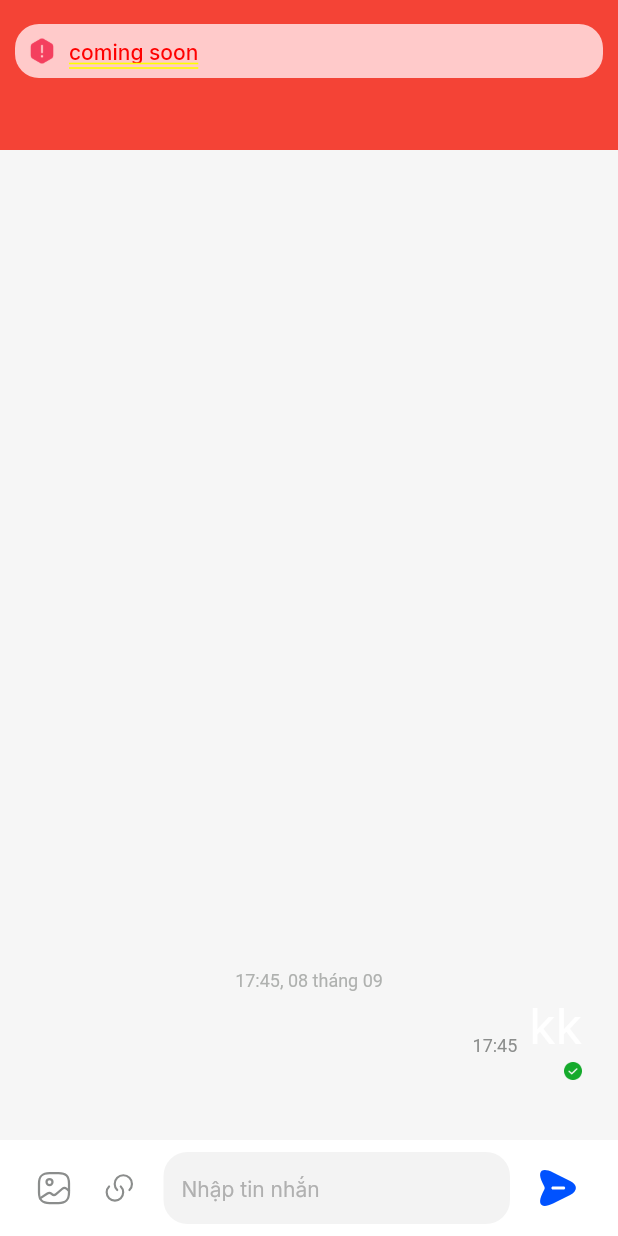
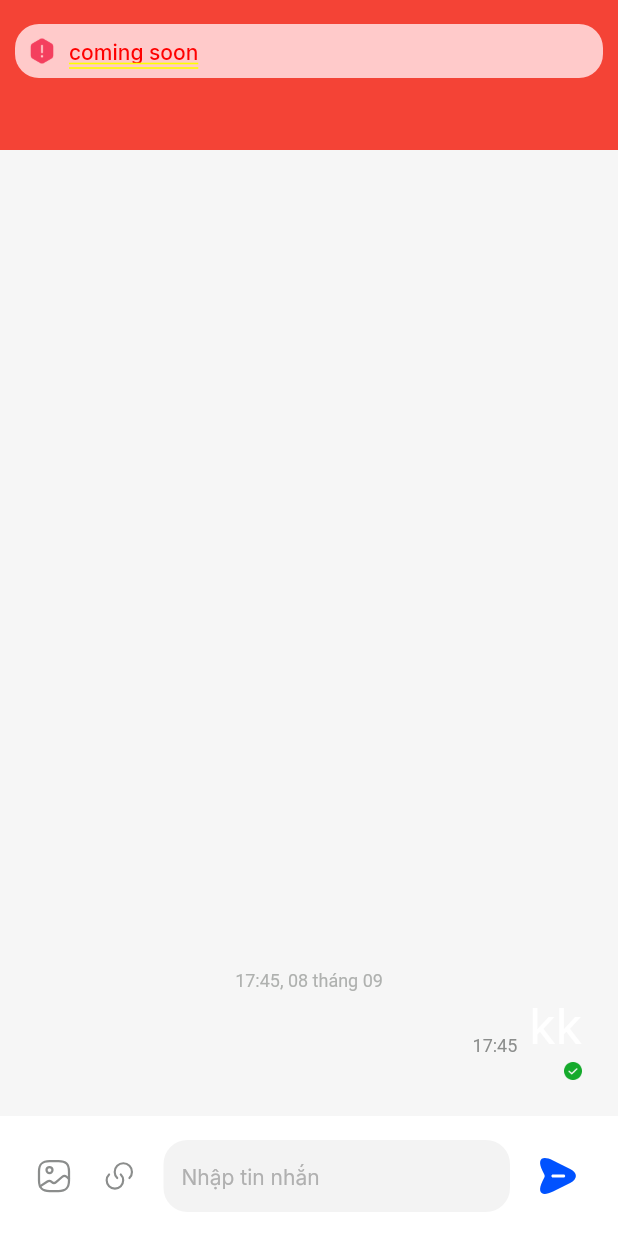
Before and after one commit to Danilz-2706/cardoctor_chatapp, a Flutter app: the screen it shows after launch, item 2 of the bottom bar chosen, on a phone screen of 412 x 824 dp. Run offline on Flutter 3.47's test engine with Material 2 defaults, Android fonts, the phone set to English and light mode, and no system bars; our stand-ins replace cached_network_image, camera, device_info_plus, dio, file_picker, flutter_screenutil and 8 more; missing offline and left inert: flutter_emoji, video_thumbnail; network calls fail.

Commit message:
update - chat

```diff
--- a/lib/src/page/chat_detail/chat_detail_screen.dart
+++ b/lib/src/page/chat_detail/chat_detail_screen.dart
@@ -235,12 +235,9 @@ class _ChatDetailScreenState extends State<ChatDetailScreen> {
         crossAxisAlignment: CrossAxisAlignment.stretch,
         children: [
           if (widget.appBarCustom != null) widget.appBarCustom!,
-          const SizedBox(height: 8.0),
           Expanded(child: widget.listHistoryChat),
           if (widget.stackWidget != null) widget.stackWidget!,
-          const SizedBox(height: 8),
           if (typing) widget.typingChat,
-          const SizedBox(height: 8),
           InputChatApp(
             commingSoon: (p0) {
               widget.commingSoon.call(p0);
--- a/lib/src/page/chat_detail/input_chat_app.dart
+++ b/lib/src/page/chat_detail/input_chat_app.dart
@@ -100,7 +100,7 @@ class _InputChatAppState extends State<InputChatApp> {
   Widget build(BuildContext context) {
     return SafeArea(
       child: Container(
-        padding: const EdgeInsets.symmetric(horizontal: 24, vertical: 8),
+        padding: const EdgeInsets.symmetric(horizontal: 24, vertical: 16),
         color: Colors.white,
         child: Row(
           mainAxisAlignment: MainAxisAlignment.spaceBetween,
--- a/lib/src/page/chat_detail/list_message.dart
+++ b/lib/src/page/chat_detail/list_message.dart
@@ -190,6 +190,7 @@ class _ListMessageState extends State<ListMessage> {
           bottom: 0,
           left: 0,
           right: 0,
+          child: Container(
             child: Padding(
               padding: const EdgeInsets.symmetric(horizontal: 24),
               child: listMessage.isEmpty
@@ -637,6 +638,7 @@ class _ListMessageState extends State<ListMessage> {
                     ),
             ),
           ),
+        ),
         if (_isVisible)
           Positioned(
             right: 28,
```
Lines whose indentation alone changed are shown as unchanged.
